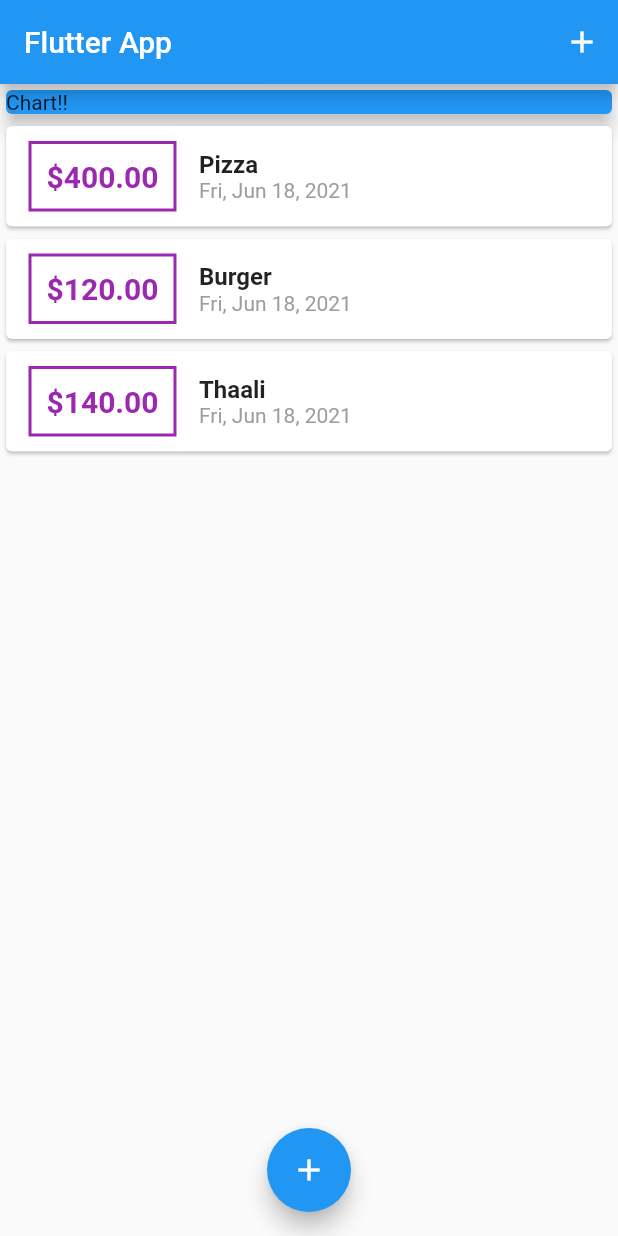
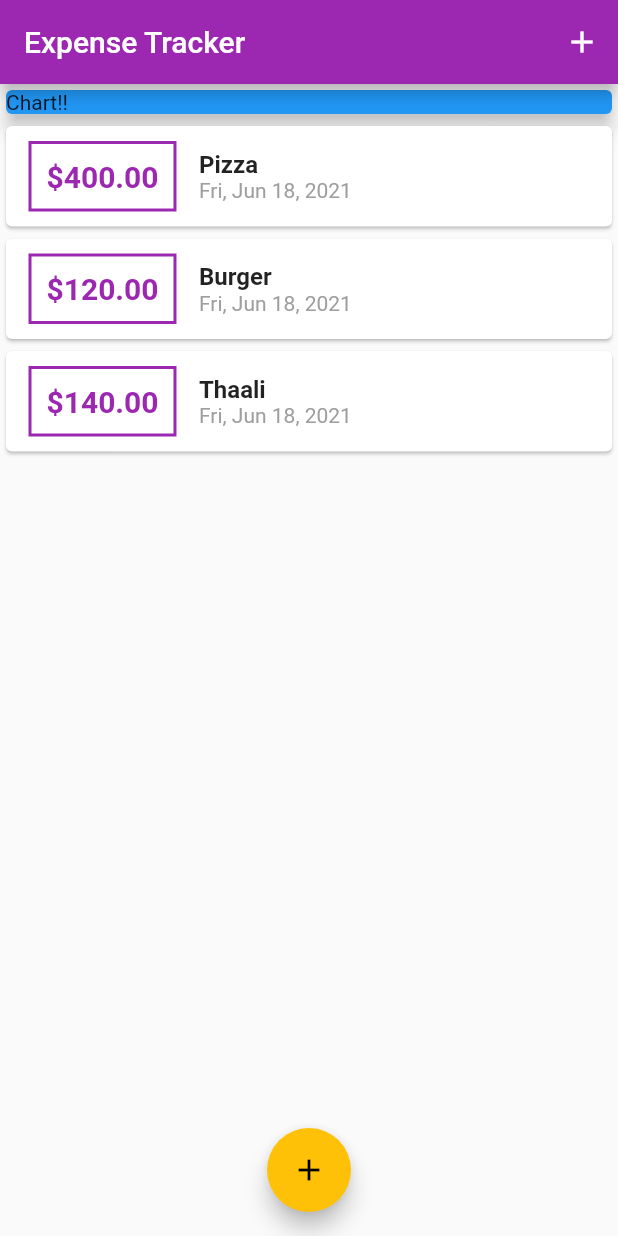
Before and after one commit to divyanshkul/Expense-Tracker-Flutter, a Flutter app: the screen it shows after launch, on a phone screen of 412 x 824 dp. Run offline on Flutter 3.47's test engine with Material 2 defaults, Android fonts, the phone set to English and light mode, and no system bars.

Commit message:
theme changes

```diff
--- a/lib/main.dart
+++ b/lib/main.dart
@@ -12,7 +12,11 @@
   @override
   Widget build(BuildContext context) {
     return MaterialApp(
-      title: 'Flutter App',
+      title: 'Expense Tracker',
+      theme: ThemeData(
+        primarySwatch: Colors.purple,
+        accentColor: Colors.amber,
+      ),
       home: MyHomePage(),
     );
   }
@@ -70,7 +74,7 @@
   Widget build(BuildContext context) {
     return Scaffold(
       appBar: AppBar(
-        title: Text('Flutter App'),
+        title: Text('Expense Tracker'),
         actions: [
           IconButton(
             icon: Icon(Icons.add),
--- a/lib/widgets/transaction_list.dart
+++ b/lib/widgets/transaction_list.dart
@@ -19,14 +19,17 @@ class TransactionList extends StatelessWidget {
                 Container(
                   margin: EdgeInsets.symmetric(vertical: 10, horizontal: 15),
                   decoration: BoxDecoration(
-                      border: Border.all(color: Colors.purple, width: 2)),
+                      border: Border.all(
+                    color: Colors.purple,
+                    width: 2,
+                  )),
                   padding: EdgeInsets.all(10),
                   child: Text(
                     "\$${transactions[index].amount.toStringAsFixed(2)}",
                     style: TextStyle(
                       fontWeight: FontWeight.bold,
                       fontSize: 20,
-                      color: Colors.purple,
+                      color: Theme.of(context).primaryColor,
                     ),
                   ),
                 ),
```
